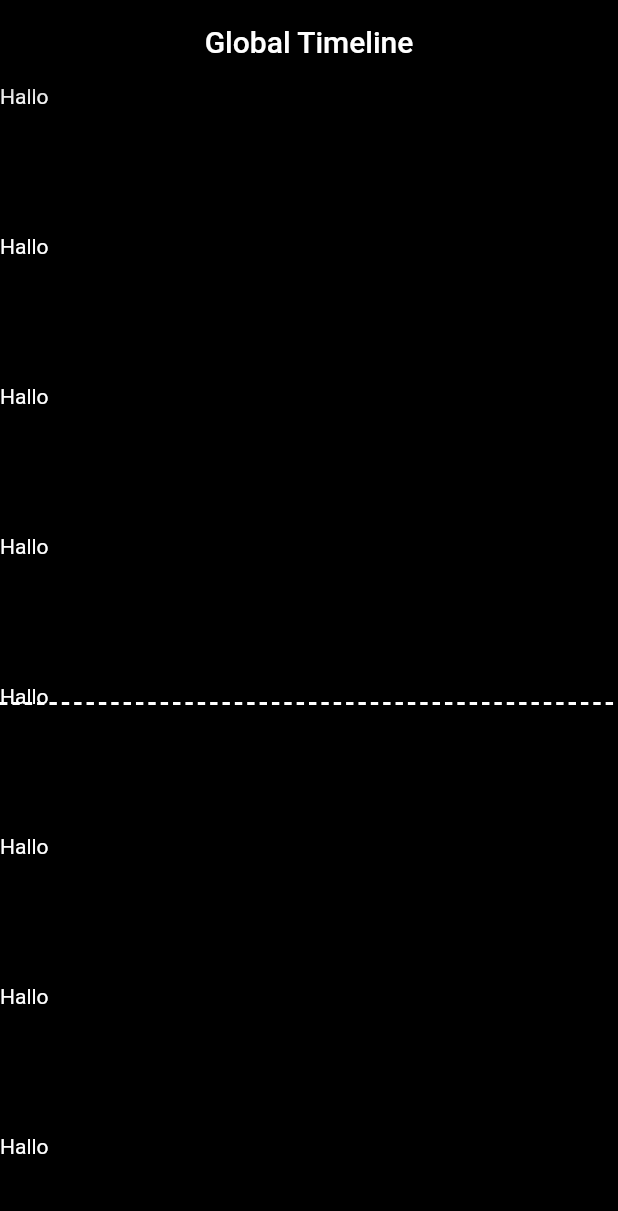
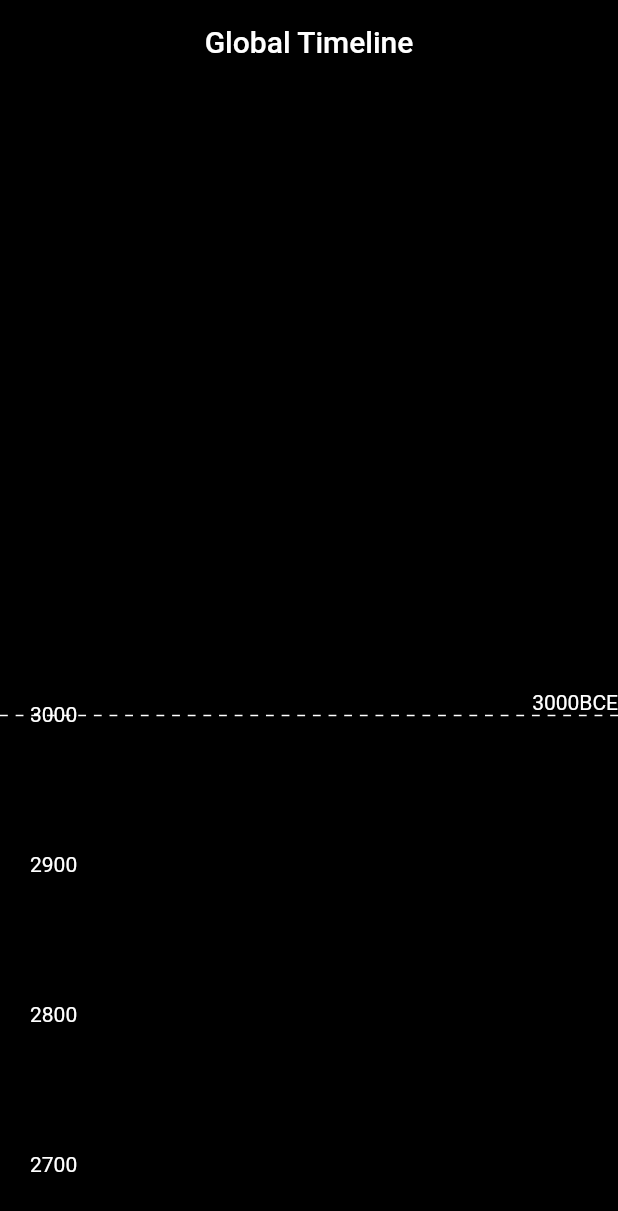
Before and after one commit to freekvandeven/flutter_earth_history, a Flutter app: the screen it shows after launch, on a phone screen of 412 x 824 dp. Shown: the top 1211 px of the screen. Run offline on Flutter 3.47's test engine with Material 2 defaults, Android fonts, the phone set to English and light mode, and no system bars; our stand-ins replace flutter_hooks, go_router, hooks_riverpod; generated files the repository leaves out were written again.

Commit message:
fix: vertical sliding

```diff
--- a/lib/src/features/timeline/timeline.dart
+++ b/lib/src/features/timeline/timeline.dart
@@ -16,12 +16,11 @@ class GlobalTimelineScreen extends HookConsumerWidget {
     var scrollController = useScrollController();
     var historyEvents = ref.watch(historyEventsProvider);
     var yearStart = -3000;
-    var yearEnd = 2023;
+    var yearEnd = 2000;
     var totalYears = yearEnd - yearStart;
     var yearPixelLength = 1.0;
-    var currentYear = 1000.0;
-    debugPrint(totalYears.toString());
-    debugPrint(currentYear.toString());
+    var yearInterval = 100;
+    var blockHeight = yearInterval * yearPixelLength;
     return Scaffold(
       appBar: AppBar(
         title: Text(localization.titleTimeline),
@@ -38,12 +37,32 @@ class GlobalTimelineScreen extends HookConsumerWidget {
               children: [
                 Column(
                   children: [
-                    for (var i = 0; i < 30; i++) ...[
-                      const SizedBox(
-                        height: 100,
-                        child: Text('Hallo'),
+                    SizedBox(
+                      height: size.height * 0.5,
+                    ),
+                    for (var i = 0; i <= totalYears; i += yearInterval) ...[
+                      Container(
+                        height: blockHeight,
+                        width: size.width,
+                        margin: const EdgeInsets.only(
+                          left: 20,
+                        ),
+                        child: Text(
+                          (yearStart + i).abs().toString(),
+                          style: const TextStyle(
+                            color: Colors.white,
+                          ),
+                        ),
                       ),
                     ],
+                    SizedBox(
+                      height: size.height * 0.5 -
+                          yearInterval * yearPixelLength -
+                          calculateRemainingBlockHeight(
+                            context,
+                            blockHeight,
+                          ),
+                    ),
                   ],
                 ),
                 for (var event in historyEvents) ...[
@@ -68,8 +87,12 @@ class GlobalTimelineScreen extends HookConsumerWidget {
 
           // year divider at half the page with the current year
           Padding(
-            padding: EdgeInsets.only(top: size.height * 0.5),
+            padding: EdgeInsets.only(
+              top: size.height * 0.5 - calculateTextHeight(context) / 2,
+            ),
             child: DividerLine(
+              yearStart: yearStart,
+              yearEnd: yearEnd,
               scrollController: scrollController,
             ),
           ),
@@ -79,3 +102,21 @@ class GlobalTimelineScreen extends HookConsumerWidget {
     );
   }
 }
+
+double calculateRemainingBlockHeight(
+  BuildContext context,
+  double blockHeight,
+) =>
+    blockHeight -
+    (TextPainter(
+          text: const TextSpan(
+            text: '0',
+            style: TextStyle(
+              color: Colors.white,
+            ),
+          ),
+          textDirection: TextDirection.ltr,
+        )..layout())
+            .size
+            .height /
+        2;
--- a/lib/src/features/timeline/widgets/divider.dart
+++ b/lib/src/features/timeline/widgets/divider.dart
@@ -4,27 +4,49 @@ import 'package:flutter_hooks/flutter_hooks.dart';
 class DividerLine extends HookWidget {
   const DividerLine({
     required this.scrollController,
+    required this.yearStart,
+    required this.yearEnd,
     super.key,
   });
 
   final ScrollController scrollController;
+  final int yearStart;
+  final int yearEnd;
 
   @override
   Widget build(BuildContext context) {
-    var amountDividers = 50;
+    var amountDividers = 40;
+    var currentYear = useState(yearStart);
+    useListenable(scrollController).addListener(() {
+      var pixels = scrollController.position.pixels;
+      var scrollHeight = scrollController.position.maxScrollExtent;
+      var scrollPercentage = pixels / scrollHeight;
+      var scrollYear = yearStart + scrollPercentage * (yearEnd - yearStart);
+      currentYear.value = scrollYear.toInt();
+    });
     return Column(
       children: [
+        Row(
+          crossAxisAlignment: CrossAxisAlignment.center,
+          mainAxisAlignment: MainAxisAlignment.end,
+          children: [
+            Text(currentYear.value.abs().toString()),
+            Text(
+              currentYear.value < 0 ? 'BCE' : 'AD',
+            ),
+          ],
+        ),
         Row(
           children: [
             for (var i = 0; i < amountDividers; i++) ...[
               Expanded(
-                flex: 3,
+                flex: 2,
                 child: Container(
-                  height: 2,
+                  height: 1,
                   color: Colors.white,
                 ),
               ),
-              if (i != amountDividers)
+              if (i != amountDividers - 1)
                 Expanded(
                   flex: 2,
                   child: Container(
@@ -38,3 +60,15 @@ class DividerLine extends HookWidget {
     );
   }
 }
+
+double calculateTextHeight(BuildContext context) => (TextPainter(
+      text: const TextSpan(
+        text: 'AD',
+        style: TextStyle(
+          color: Colors.white,
+        ),
+      ),
+      textDirection: TextDirection.ltr,
+    )..layout())
+        .size
+        .height;
```
